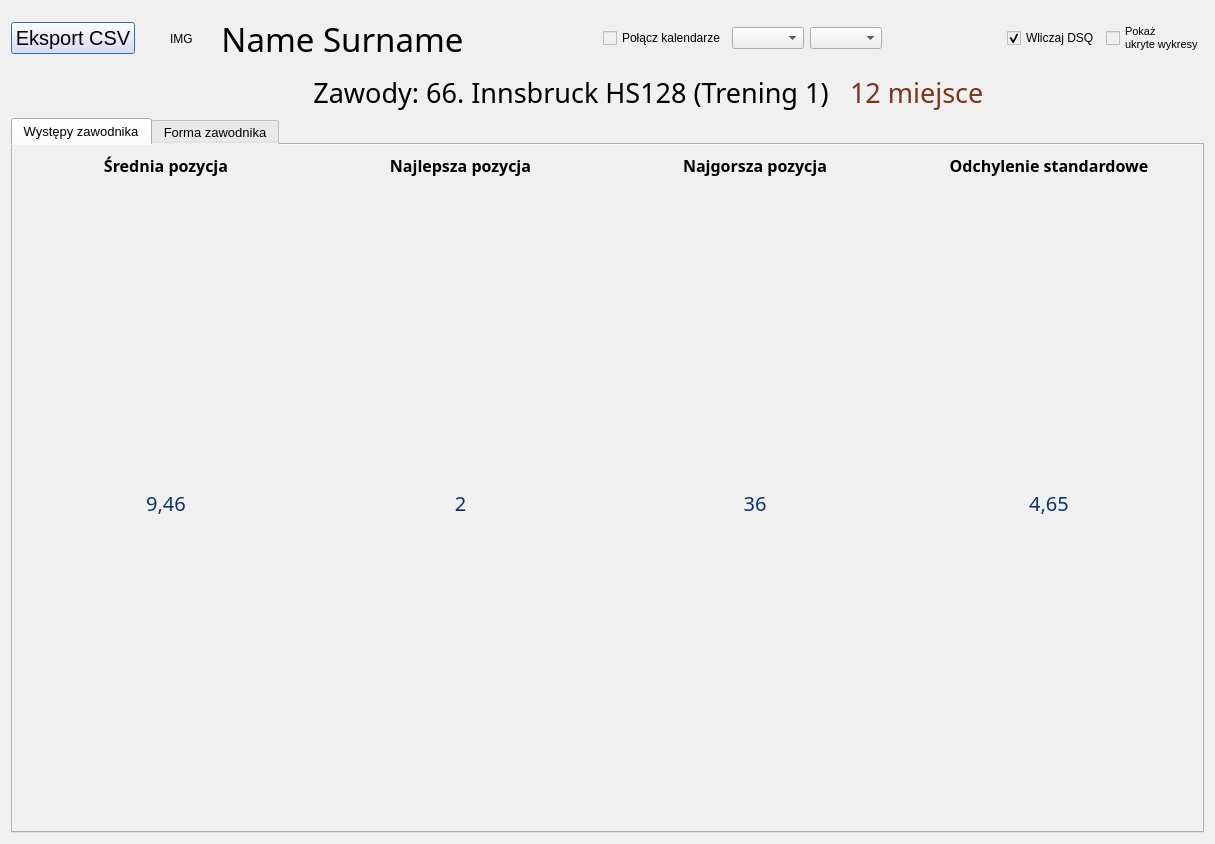
The window that source/UI/Seasons/Stats/JumperStatsWindow.ui (KonradKrol/sj-sim) describes before a commit, drawn with Qt 5.
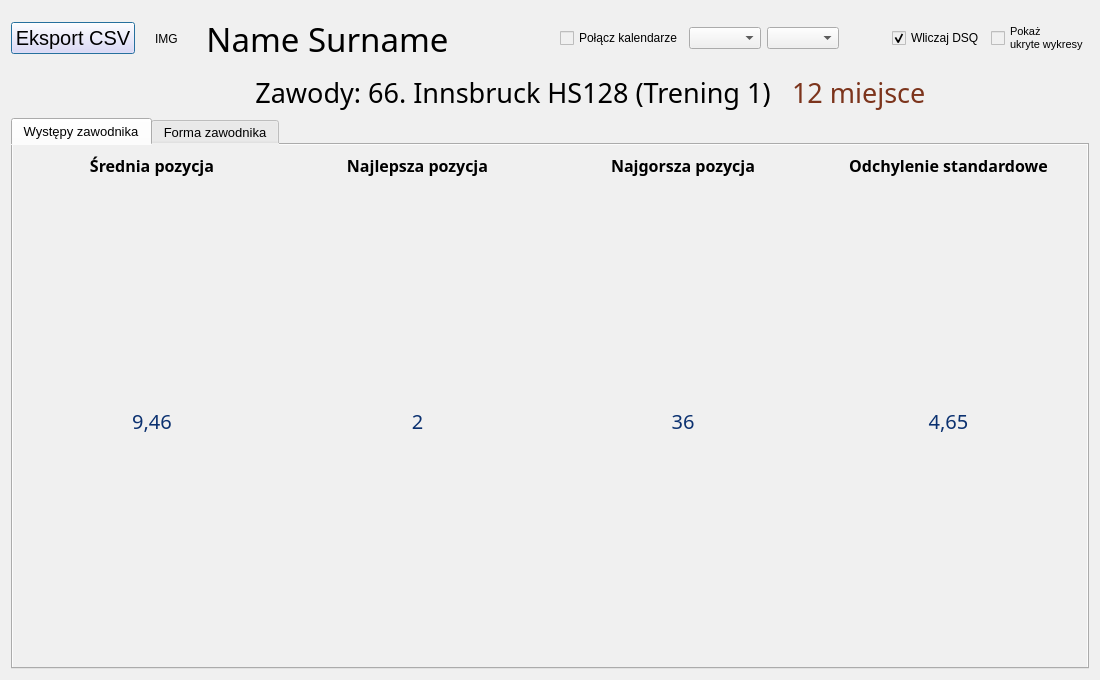
The same window after the commit.

Commit message: Reflow jumper statistics filters

The edit to the form file:
```diff
--- a/source/UI/Seasons/Stats/JumperStatsWindow.ui
+++ b/source/UI/Seasons/Stats/JumperStatsWindow.ui
@@ -6,8 +6,8 @@
    <rect>
     <x>0</x>
     <y>0</y>
-    <width>1215</width>
-    <height>844</height>
+    <width>1100</width>
+    <height>680</height>
    </rect>
   </property>
   <property name="acceptDrops">
```
The commit also changes 1 other file.
